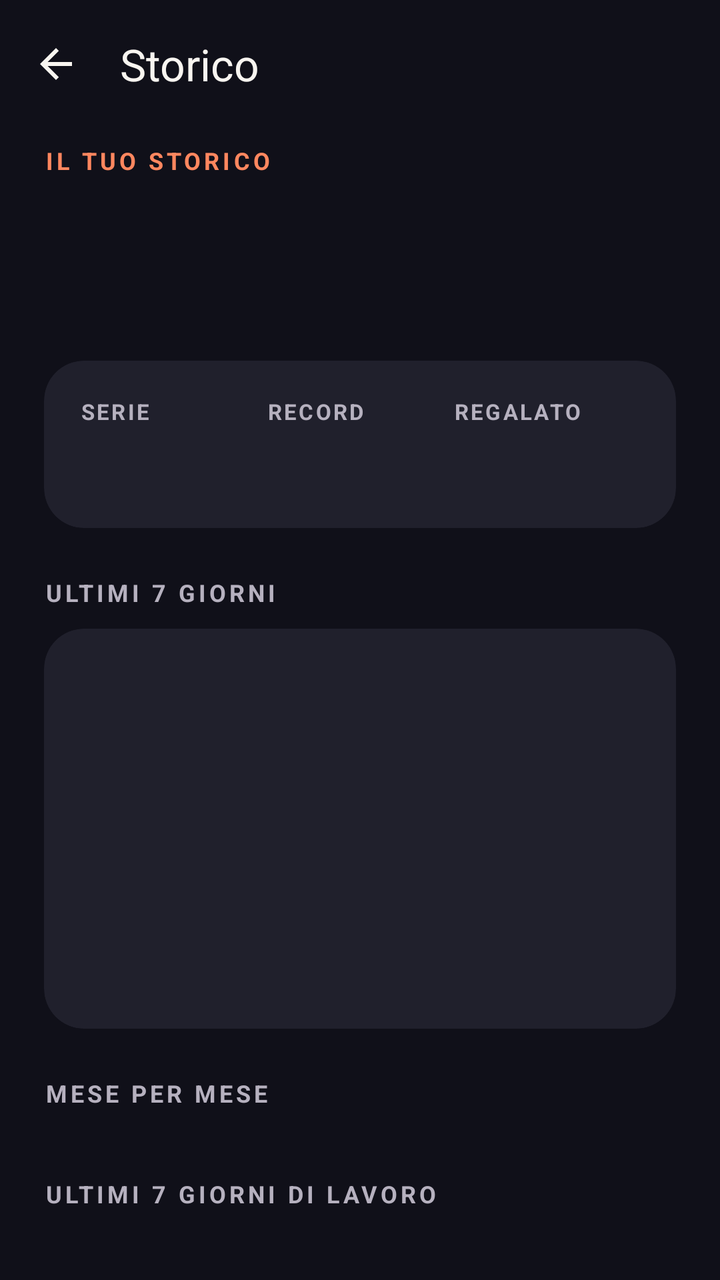
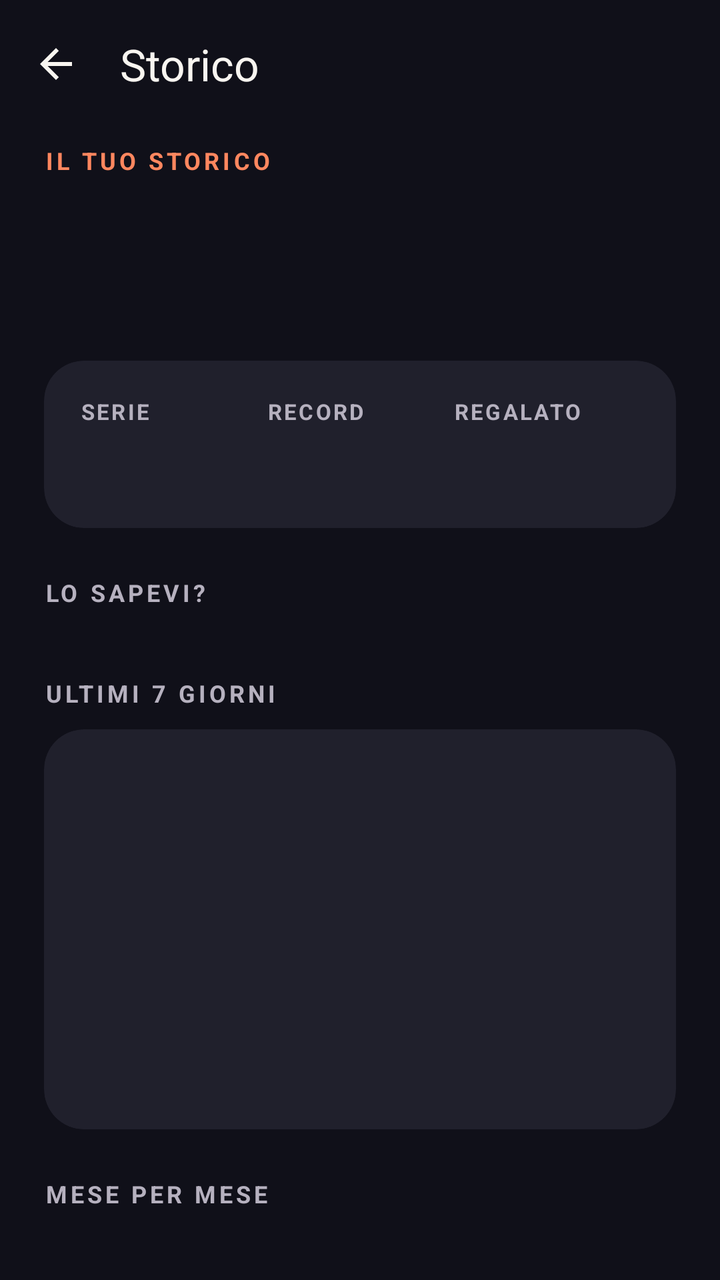

Screens rendered from an Android XML layout before and after an edit, with the pre-edit source and the edit as a unified diff.
<!-- AndroidManifest.xml: activity theme Theme.Stacca -->
<!-- res/layout/activity_history.xml -->
<?xml version="1.0" encoding="utf-8"?>
<ScrollView xmlns:android="http://schemas.android.com/apk/res/android"
    xmlns:app="http://schemas.android.com/apk/res-auto"
    android:layout_width="match_parent"
    android:layout_height="match_parent"
    android:background="@color/home_bg"
    android:fillViewport="true">

    <LinearLayout
        android:layout_width="match_parent"
        android:layout_height="wrap_content"
        android:orientation="vertical">

        <com.google.android.material.appbar.MaterialToolbar
            android:id="@+id/toolbar"
            android:layout_width="match_parent"
            android:layout_height="?attr/actionBarSize"
            android:background="@color/home_bg"
            app:navigationIcon="@drawable/ic_arrow_back"
            app:navigationIconTint="@color/home_text"
            app:title="@string/history_screen_title"
            app:titleTextColor="@color/home_text" />

        <LinearLayout
            android:layout_width="match_parent"
            android:layout_height="wrap_content"
            android:orientation="vertical"
            android:paddingStart="22dp"
            android:paddingEnd="22dp"
            android:paddingBottom="24dp">

            <TextView
                android:layout_width="wrap_content"
                android:layout_height="wrap_content"
                android:layout_marginTop="8dp"
                android:text="@string/history_label"
                android:textSize="12sp"
                android:textStyle="bold"
                android:letterSpacing="0.14"
                android:textColor="@color/home_accent" />

            <TextView
                android:id="@+id/tvHistoryTitle"
                android:layout_width="match_parent"
                android:layout_height="wrap_content"
                android:layout_marginTop="10dp"
                android:textSize="@dimen/page_title_size"
                android:fontFamily="sans-serif-black"
                android:lineSpacingMultiplier="1.08"
                android:letterSpacing="-0.01"
                android:textColor="@color/home_text" />

            <TextView
                android:id="@+id/tvHistorySub"
                android:layout_width="match_parent"
                android:layout_height="wrap_content"
                android:layout_marginTop="8dp"
                android:textSize="14sp"
                android:textColor="@color/home_text_secondary" />

            
            <com.google.android.material.card.MaterialCardView
                style="@style/Stacca.Settings.Card"
                android:layout_marginTop="20dp">

                <LinearLayout
                    android:layout_width="match_parent"
                    android:layout_height="wrap_content"
                    android:orientation="horizontal"
                    android:padding="18dp">

                    <LinearLayout style="@style/Stacca.History.Stat">
                        <TextView style="@style/Stacca.History.StatLabel" android:text="@string/history_streak" />
                        <TextView android:id="@+id/tvStreak" style="@style/Stacca.History.StatValue" />
                    </LinearLayout>

                    <LinearLayout style="@style/Stacca.History.Stat">
                        <TextView style="@style/Stacca.History.StatLabel" android:text="@string/history_record" />
                        <TextView android:id="@+id/tvRecord" style="@style/Stacca.History.StatValue" />
                    </LinearLayout>

                    <LinearLayout style="@style/Stacca.History.Stat">
                        <TextView style="@style/Stacca.History.StatLabel" android:text="@string/history_lost" />
                        <TextView android:id="@+id/tvLost" style="@style/Stacca.History.StatValue" android:textColor="@color/home_accent" />
                    </LinearLayout>
                </LinearLayout>
            </com.google.android.material.card.MaterialCardView>

            
            <LinearLayout
                android:id="@+id/sectionChart"
                android:layout_width="match_parent"
                android:layout_height="wrap_content"
                android:orientation="vertical">

                <TextView
                    style="@style/Stacca.Settings.SectionLabel"
                    android:text="@string/history_week_chart" />

                <com.google.android.material.card.MaterialCardView style="@style/Stacca.Settings.Card">
                    <LinearLayout
                        android:id="@+id/weekBars"
                        android:layout_width="match_parent"
                        android:layout_height="200dp"
                        android:orientation="horizontal"
                        android:paddingStart="12dp"
                        android:paddingEnd="12dp"
                        android:paddingTop="16dp"
                        android:paddingBottom="12dp" />
                </com.google.android.material.card.MaterialCardView>
            </LinearLayout>

            
            <LinearLayout
                android:id="@+id/sectionMonths"
                android:layout_width="match_parent"
                android:layout_height="wrap_content"
                android:orientation="vertical">

                <TextView
                    style="@style/Stacca.Settings.SectionLabel"
                    android:text="@string/history_months_label" />

                <com.google.android.material.card.MaterialCardView style="@style/Stacca.Settings.Card">
                    <LinearLayout
                        android:id="@+id/monthsList"
                        android:layout_width="match_parent"
                        android:layout_height="wrap_content"
                        android:orientation="vertical" />
                </com.google.android.material.card.MaterialCardView>
            </LinearLayout>

            
            <com.google.android.material.card.MaterialCardView
                android:id="@+id/cardPremiumTeaser"
                style="@style/Stacca.Settings.Card"
                android:layout_marginTop="16dp"
                android:clickable="true"
                android:focusable="true"
                android:visibility="gone">

                <LinearLayout
                    android:layout_width="match_parent"
                    android:layout_height="wrap_content"
                    android:orientation="vertical"
                    android:padding="20dp">

                    <TextView
                        style="@style/Stacca.Settings.RowTitle.Accent"
                        android:text="@string/history_premium_title" />

                    <TextView
                        style="@style/Stacca.Settings.RowDesc"
                        android:text="@string/history_premium_desc" />

                    <TextView
                        android:layout_width="wrap_content"
                        android:layout_height="wrap_content"
                        android:layout_marginTop="12dp"
                        android:background="@drawable/bg_pill_accent"
                        android:paddingStart="14dp"
                        android:paddingEnd="14dp"
                        android:paddingTop="8dp"
                        android:paddingBottom="8dp"
                        android:text="@string/history_premium_cta"
                        android:textSize="14sp"
                        android:textStyle="bold"
                        android:textColor="@color/home_on_accent" />
                </LinearLayout>
            </com.google.android.material.card.MaterialCardView>

            
            <LinearLayout
                android:id="@+id/sectionList"
                android:layout_width="match_parent"
                android:layout_height="wrap_content"
                android:orientation="vertical">

                <TextView
                    style="@style/Stacca.Settings.SectionLabel"
                    android:text="@string/history_list_label" />

                <com.google.android.material.card.MaterialCardView style="@style/Stacca.Settings.Card">
                    <LinearLayout
                        android:id="@+id/historyList"
                        android:layout_width="match_parent"
                        android:layout_height="wrap_content"
                        android:orientation="vertical" />
                </com.google.android.material.card.MaterialCardView>
            </LinearLayout>

        </LinearLayout>
    </LinearLayout>
</ScrollView>
<!-- resources referenced by this layout -->
<resources>
  <color name="home_accent">#FF875F</color>
  <color name="home_bg">#101019</color>
  <color name="home_on_accent">#20110B</color>
  <color name="home_text">#F8F5F0</color>
  <color name="home_text_secondary">#B6B1BF</color>
  <dimen name="page_title_size">26sp</dimen>
  <!-- drawable bg_pill_accent (drawable) -->
  <?xml version="1.0" encoding="utf-8"?>
  <shape xmlns:android="http://schemas.android.com/apk/res/android"
      android:shape="rectangle">
      <solid android:color="@color/home_accent" />
      <corners android:radius="999dp" />
  </shape>
  <string name="history_label">IL TUO STORICO</string>
  <string name="history_list_label">ULTIMI 7 GIORNI DI LAVORO</string>
  <string name="history_lost">REGALATO</string>
  <string name="history_months_label">MESE PER MESE</string>
  <string name="history_premium_cta">Sblocca Premium</string>
  <string name="history_premium_desc">Record, i tuoi progressi mese per mese e il grafico della settimana.</string>
  <string name="history_premium_title">Tutto lo storico con Premium</string>
  <string name="history_record">RECORD</string>
  <string name="history_screen_title">Storico</string>
  <string name="history_streak">SERIE</string>
  <string name="history_week_chart">ULTIMI 7 GIORNI</string>
  <style name="Stacca.History.Stat">
          <item name="android:layout_width">0dp</item>
          <item name="android:layout_height">match_parent</item>
          <item name="android:gravity">bottom</item>
          <item name="android:layout_weight">1</item>
          <item name="android:orientation">vertical</item>
      </style>
  <style name="Stacca.History.StatLabel">
          <item name="android:layout_width">wrap_content</item>
          <item name="android:layout_height">wrap_content</item>
          <item name="android:textSize">11sp</item>
          <item name="android:textStyle">bold</item>
          <item name="android:letterSpacing">0.1</item>
          <item name="android:textColor">@color/home_text_secondary</item>
      </style>
  <style name="Stacca.History.StatValue">
          <item name="android:layout_width">wrap_content</item>
          <item name="android:layout_height">wrap_content</item>
          <item name="android:layout_marginTop">6dp</item>
          <item name="android:textSize">20sp</item>
          <item name="android:textStyle">bold</item>
          <item name="android:fontFeatureSettings">tnum</item>
          <item name="android:textColor">@color/home_text</item>
      </style>
  <style name="Stacca.Settings.Card" parent="Widget.Material3.CardView.Filled">
          <item name="android:layout_width">match_parent</item>
          <item name="android:layout_height">wrap_content</item>
          <item name="cardBackgroundColor">@color/home_surface</item>
          <item name="cardCornerRadius">20dp</item>
          <item name="cardElevation">0dp</item>
          <item name="strokeWidth">0dp</item>
      </style>
  <style name="Stacca.Settings.RowDesc">
          <item name="android:layout_width">wrap_content</item>
          <item name="android:layout_height">wrap_content</item>
          <item name="android:layout_marginTop">3dp</item>
          <item name="android:textSize">13sp</item>
          <item name="android:textColor">@color/home_text_secondary</item>
      </style>
  <style name="Stacca.Settings.RowTitle.Accent">
          <item name="android:textColor">@color/home_accent</item>
      </style>
  <color name="home_surface">#20202C</color>
  <color name="primary">#FF6B35</color>
  <color name="primary_dark">#E55A2B</color>
  <color name="on_primary">#FFFFFF</color>
  <color name="secondary">#7B2FF7</color>
  <color name="on_secondary">#FFFFFF</color>
  <color name="tertiary">#00C9A7</color>
  <color name="on_tertiary">#FFFFFF</color>
  <color name="background_dark">#0D0D1A</color>
  <color name="surface">#16213E</color>
  <color name="surface_variant">#1E2A4A</color>
  <color name="text_primary">#FFFFFF</color>
  <color name="text_secondary">#B0B0CC</color>
  <color name="text_hint">#6E6E8A</color>
  <!-- unchanged entries left out for length: 3 -->
</resources>

<!-- the commit's change to res/layout/activity_history.xml (unified diff, before → after) -->
@@ -88,6 +88,26 @@
 
             
             <LinearLayout
+                android:id="@+id/sectionInsights"
+                android:layout_width="match_parent"
+                android:layout_height="wrap_content"
+                android:orientation="vertical">
+
+                <TextView
+                    style="@style/Stacca.Settings.SectionLabel"
+                    android:text="@string/history_insights_label" />
+
+                <com.google.android.material.card.MaterialCardView style="@style/Stacca.Settings.Card">
+                    <LinearLayout
+                        android:id="@+id/insightsList"
+                        android:layout_width="match_parent"
+                        android:layout_height="wrap_content"
+                        android:orientation="vertical" />
+                </com.google.android.material.card.MaterialCardView>
+            </LinearLayout>
+
+            
+            <LinearLayout
                 android:id="@+id/sectionChart"
                 android:layout_width="match_parent"
                 android:layout_height="wrap_content"
@@ -169,26 +189,6 @@
                 </LinearLayout>
             </com.google.android.material.card.MaterialCardView>
 
-            
-            <LinearLayout
-                android:id="@+id/sectionList"
-                android:layout_width="match_parent"
-                android:layout_height="wrap_content"
-                android:orientation="vertical">
-
-                <TextView
-                    style="@style/Stacca.Settings.SectionLabel"
-                    android:text="@string/history_list_label" />
-
-                <com.google.android.material.card.MaterialCardView style="@style/Stacca.Settings.Card">
-                    <LinearLayout
-                        android:id="@+id/historyList"
-                        android:layout_width="match_parent"
-                        android:layout_height="wrap_content"
-                        android:orientation="vertical" />
-                </com.google.android.material.card.MaterialCardView>
-            </LinearLayout>
-
         </LinearLayout>
     </LinearLayout>
 </ScrollView>
<!-- resource entries referenced after the edit -->
@@ -13,12 +13,12 @@
       <solid android:color="@color/home_accent" />
       <corners android:radius="999dp" />
   </shape>
+  <string name="history_insights_label">LO SAPEVI?</string>
   <string name="history_label">IL TUO STORICO</string>
-  <string name="history_list_label">ULTIMI 7 GIORNI DI LAVORO</string>
   <string name="history_lost">REGALATO</string>
   <string name="history_months_label">MESE PER MESE</string>
   <string name="history_premium_cta">Sblocca Premium</string>
-  <string name="history_premium_desc">Record, i tuoi progressi mese per mese e il grafico della settimana.</string>
+  <string name="history_premium_desc">Record, le tue abitudini, i progressi mese per mese e il grafico della settimana.</string>
   <string name="history_premium_title">Tutto lo storico con Premium</string>
   <string name="history_record">RECORD</string>
   <string name="history_screen_title">Storico</string>
